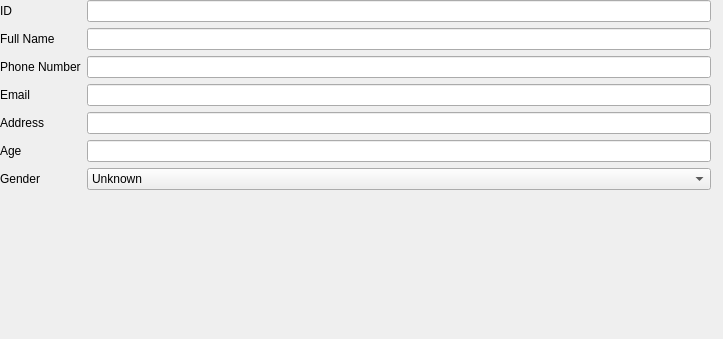
This is manageclientwindow.ui in CRM2017/cuACS as Qt 5 draws it before an edit; both pictures show x 0 to 723 and y 0 to 339 of the 723 by 554 pixel window. The edited form follows.
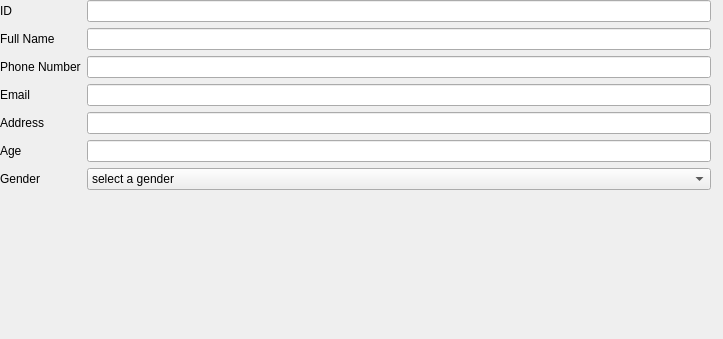
This is the edited form.

Patch:
```diff
--- a/manageclientwindow.ui
+++ b/manageclientwindow.ui
@@ -94,7 +94,7 @@
      <widget class="QComboBox" name="gender">
       <item>
        <property name="text">
-        <string>Unknown</string>
+        <string>select a gender</string>
        </property>
       </item>
       <item>
```
